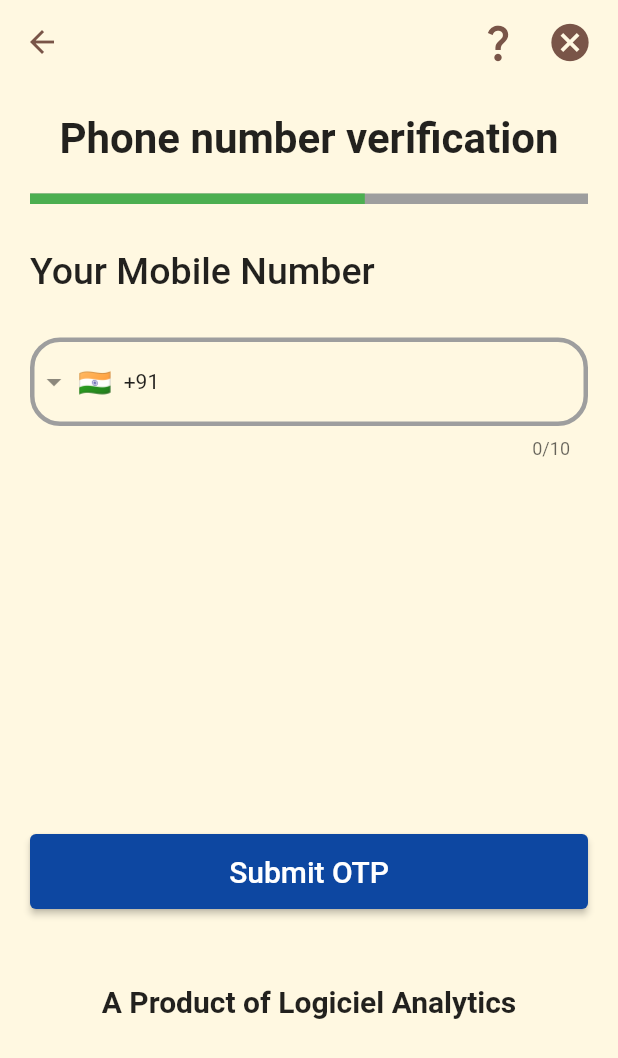
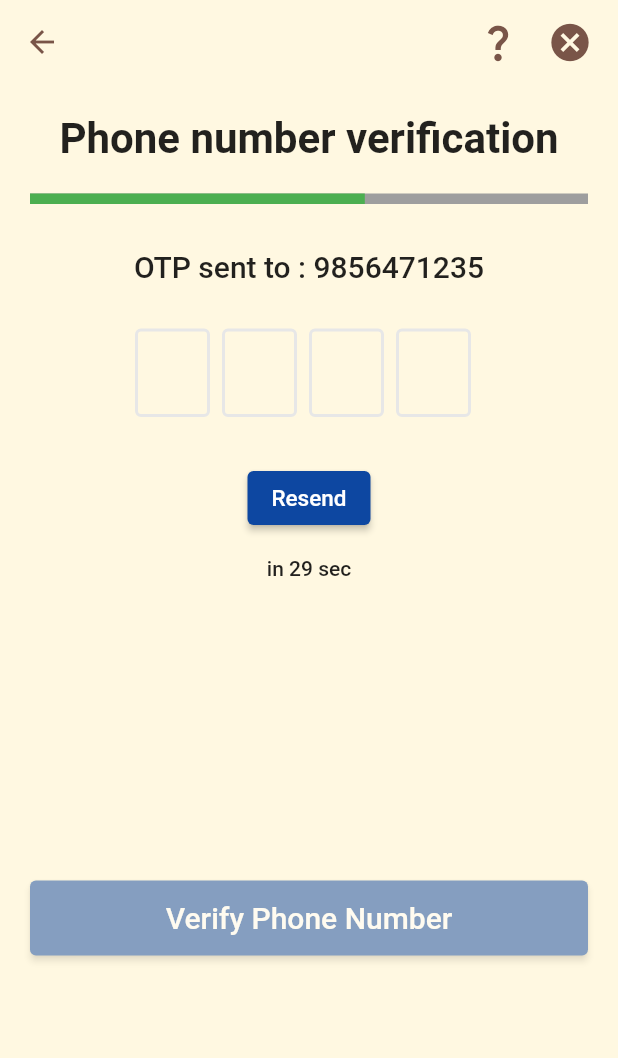
Before and after one commit to 3600-abhi/flutter_fintech, a Flutter app: the PhoneNumberVerification screen opened directly, after a tap on "Submit OTP", on a phone screen of 412 x 824 dp. Shown: the top 1058 px of the screen. Run offline on Flutter 3.47's test engine with Material 2 defaults, Android fonts, the phone set to English and light mode, and no system bars; drawn by our look-alikes of flutter_otp_text_field, intl_phone_field; our stand-ins replace percent_indicator.

```diff
--- /dev/null
+++ b/lib/screens/OTP.dart
@@ -0,0 +1,134 @@
+import 'package:fintech_app/screens/BasicDetails.dart';
+import 'package:flutter/material.dart';
+import 'package:flutter_otp_text_field/flutter_otp_text_field.dart';
+import 'dart:async';
+
+class OTP extends StatefulWidget {
+  const OTP({super.key});
+
+  @override
+  State<OTP> createState() => _OTPState();
+}
+
+class _OTPState extends State<OTP> {
+  String mobileNumber = "9856471235";
+  double opacityValue = 0.5;
+  int otpTimer = 30;
+  late Timer _timer;
+
+  @override
+  void initState() {
+    super.initState();
+    _timer = Timer.periodic(Duration(seconds: 1), (timer) {
+      if (otpTimer >= 1) {
+        setState(() {
+          otpTimer--;
+        });
+      } else {
+        timer.cancel();
+      }
+    });
+  }
+
+  @override
+  void dispose() {
+    super.dispose();
+    _timer.cancel();
+  }
+
+  void handleVerifyButtonClick(String verificationCode) {
+    setState(() {
+      opacityValue = 1;
+    });
+    // implement the logic here
+
+    Navigator.push(
+        context, MaterialPageRoute(builder: (context) => BasicDetails()));
+  }
+
+  @override
+  Widget build(BuildContext context) {
+    return Scaffold(
+      backgroundColor: Colors.amber[50],
+      appBar: AppBar(
+        iconTheme: IconThemeData(color: Colors.brown),
+        backgroundColor: Colors.amber[50],
+        elevation: 0,
+        // title: Text('Personal Info'),
+        actions: [
+          IconButton(
+              icon: Icon(Icons.question_mark, color: Colors.brown, size: 30),
+              onPressed: () {}),
+          IconButton(
+              icon: Icon(Icons.cancel, color: Colors.brown, size: 30),
+              onPressed: () {}),
+          SizedBox(width: 8),
+        ],
+      ),
+      body: SingleChildScrollView(
+        child: Container(
+            padding: EdgeInsets.fromLTRB(20, 20, 20, 0),
+            child: Column(children: [
+              Container(
+                child: Text("Phone number verification",
+                    style:
+                        TextStyle(fontWeight: FontWeight.bold, fontSize: 28)),
+              ),
+              SizedBox(height: 20),
+              LinearProgressIndicator(
+                backgroundColor: Colors.grey,
+                valueColor: AlwaysStoppedAnimation<Color>(Colors.green),
+                value: 0.6,
+                minHeight: 7,
+              ),
+              SizedBox(height: 30),
+              Text("OTP sent to : ${mobileNumber}",
+                  style: TextStyle(fontSize: 20, fontWeight: FontWeight.w500)),
+              SizedBox(height: 30),
+              OtpTextField(
+                autoFocus: true,
+                numberOfFields: 4,
+                fieldWidth: 50,
+                borderColor: Colors.indigo,
+                focusedBorderColor: Colors.indigo,
+                borderWidth: 2,
+                //set to true to show as box or false to show as dash
+                showFieldAsBox: true,
+                //runs when a code is typed in
+                //runs when every textfield is filled
+                onSubmit: (String verificationCode) {
+                  handleVerifyButtonClick(verificationCode);
+                }, // end onSubmit
+              ),
+              SizedBox(height: 30),
+              ElevatedButton(
+                child: Text("Resend",
+                    style: TextStyle(fontSize: 15, color: Colors.white)),
+                style: TextButton.styleFrom(backgroundColor: Colors.blue[900]),
+                onPressed: () {},
+              ),
+              SizedBox(height: 15),
+              Text("in ${otpTimer} sec",
+                  style: TextStyle(fontWeight: FontWeight.w500)),
+              SizedBox(height: 200),
+              Container(
+                height: 50,
+                width: 400,
+                child: Opacity(
+                  opacity: opacityValue,
+                  child: ElevatedButton(
+                    child: Text("Verify Phone Number",
+                        style: TextStyle(fontSize: 20, color: Colors.white)),
+                    style:
+                        TextButton.styleFrom(backgroundColor: Colors.blue[900]),
+                    onPressed: () {},
+                  ),
+                ),
+                // decoration: BoxDecoration(border: Border.all()),
+              ),
+              SizedBox(height: 20),
+            ])),
+      ),
+    );
+  }
+}
--- a/lib/screens/PhoneNumberVerification.dart
+++ b/lib/screens/PhoneNumberVerification.dart
@@ -1,3 +1,4 @@
+import 'package:fintech_app/screens/OTP.dart';
 import 'package:flutter/material.dart';
 import 'package:intl_phone_field/intl_phone_field.dart';
 
@@ -10,6 +11,10 @@ class PhoneNumberVerification extends StatefulWidget {
 }
 
 class _PhoneNumberVerificationState extends State<PhoneNumberVerification> {
+  void handleSubmitButtonClick() {
+    Navigator.push(context, MaterialPageRoute(builder: (context) => OTP()));
+  }
+
   @override
   Widget build(BuildContext context) {
     return Scaffold(
@@ -79,7 +84,7 @@ class _PhoneNumberVerificationState extends State<PhoneNumberVerification> {
                   child: Text("Submit OTP", style: TextStyle(fontSize: 20)),
                   style:
                       TextButton.styleFrom(backgroundColor: Colors.blue[900]),
-                  onPressed: () {},
+                  onPressed: handleSubmitButtonClick,
                 ),
                 // decoration: BoxDecoration(border: Border.all()),
               ),
```
Also changed, not shown: lib/screens/BasicDetails.dart (added, +206 -0 lines), lib/screens/FetchCreditReport.dart (added, +108 -0 lines), pubspec.yaml (+10 -1 lines), pubspec.lock.
